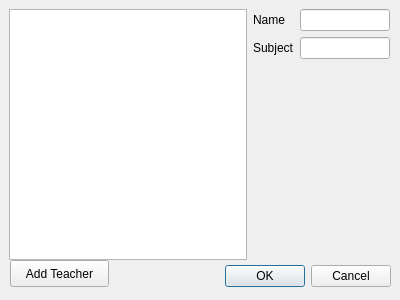
Old version of the form teacher_dialog.ui in the repository blumix/scheduler.
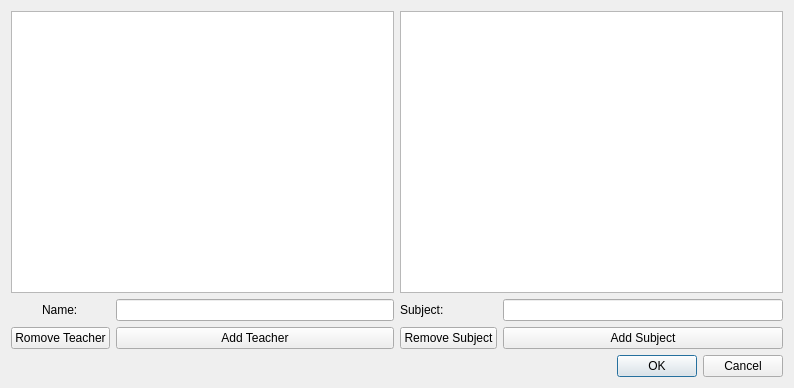
New version of the form.

Commit message: Added teachers dialog, refactored main window, addeed index table.

Patch:
```diff
--- a/teacher_dialog.ui
+++ b/teacher_dialog.ui
@@ -6,81 +6,105 @@
    <rect>
     <x>0</x>
     <y>0</y>
-    <width>400</width>
-    <height>300</height>
+    <width>794</width>
+    <height>388</height>
    </rect>
   </property>
   <property name="windowTitle">
    <string>Dialog</string>
   </property>
-  <widget class="QDialogButtonBox" name="buttonBox">
-   <property name="geometry">
-    <rect>
-     <x>50</x>
-     <y>260</y>
-     <width>341</width>
-     <height>32</height>
-    </rect>
-   </property>
-   <property name="orientation">
-    <enum>Qt::Horizontal</enum>
-   </property>
-   <property name="standardButtons">
-    <set>QDialogButtonBox::Cancel|QDialogButtonBox::Ok</set>
-   </property>
-  </widget>
-  <widget class="QWidget" name="horizontalLayoutWidget">
-   <property name="geometry">
-    <rect>
-     <x>9</x>
-     <y>9</y>
-     <width>381</width>
-     <height>251</height>
-    </rect>
-   </property>
-   <layout class="QHBoxLayout" name="horizontalLayout">
-    <item>
-     <widget class="QTreeView" name="treeView"/>
-    </item>
-    <item>
-     <layout class="QFormLayout" name="formLayout">
-      <item row="1" column="0">
-       <widget class="QLabel" name="label">
-        <property name="text">
-         <string>Name</string>
-        </property>
-       </widget>
-      </item>
-      <item row="1" column="1">
-       <widget class="QLineEdit" name="name_linedit"/>
-      </item>
-      <item row="2" column="1">
-       <widget class="QLineEdit" name="subject_linedit"/>
-      </item>
-      <item row="2" column="0">
-       <widget class="QLabel" name="label_4">
-        <property name="text">
-         <string>Subject</string>
-        </property>
-       </widget>
-      </item>
-     </layout>
-    </item>
-   </layout>
-  </widget>
-  <widget class="QPushButton" name="pushButton">
-   <property name="geometry">
-    <rect>
-     <x>10</x>
-     <y>260</y>
-     <width>99</width>
-     <height>27</height>
-    </rect>
-   </property>
-   <property name="text">
-    <string>Add Teacher</string>
-   </property>
-  </widget>
+  <layout class="QVBoxLayout" name="verticalLayout_2">
+   <item>
+    <layout class="QHBoxLayout" name="horizontalLayout">
+     <item>
+      <layout class="QVBoxLayout" name="verticalLayout">
+       <item>
+        <widget class="QListView" name="teachers_list"/>
+       </item>
+       <item>
+        <layout class="QFormLayout" name="formLayout">
+         <property name="labelAlignment">
+          <set>Qt::AlignCenter</set>
+         </property>
+         <property name="formAlignment">
+          <set>Qt::AlignHCenter|Qt::AlignTop</set>
+         </property>
+         <item row="0" column="1">
+          <widget class="QLineEdit" name="teachers_name"/>
+         </item>
+         <item row="0" column="0">
+          <widget class="QLabel" name="label">
+           <property name="text">
+            <string>Name:</string>
+           </property>
+          </widget>
+         </item>
+         <item row="1" column="1">
+          <widget class="QPushButton" name="add_t_button">
+           <property name="text">
+            <string>Add Teacher</string>
+           </property>
+          </widget>
+         </item>
+         <item row="1" column="0">
+          <widget class="QPushButton" name="remove_t_button">
+           <property name="text">
+            <string>Romove Teacher</string>
+           </property>
+          </widget>
+         </item>
+        </layout>
+       </item>
+      </layout>
+     </item>
+     <item>
+      <layout class="QVBoxLayout" name="verticalLayout_3">
+       <item>
+        <widget class="QListView" name="subjects_list"/>
+       </item>
+       <item>
+        <layout class="QFormLayout" name="formLayout_2">
+         <item row="0" column="1">
+          <widget class="QLineEdit" name="subject_name"/>
+         </item>
+         <item row="0" column="0">
+          <widget class="QLabel" name="label_3">
+           <property name="text">
+            <string>Subject:</string>
+           </property>
+          </widget>
+         </item>
+         <item row="1" column="1">
+          <widget class="QPushButton" name="add_s_button">
+           <property name="text">
+            <string>Add Subject</string>
+           </property>
+          </widget>
+         </item>
+         <item row="1" column="0">
+          <widget class="QPushButton" name="remove_s_button">
+           <property name="text">
+            <string>Remove Subject</string>
+           </property>
+          </widget>
+         </item>
+        </layout>
+       </item>
+      </layout>
+     </item>
+    </layout>
+   </item>
+   <item>
+    <widget class="QDialogButtonBox" name="buttonBox">
+     <property name="orientation">
+      <enum>Qt::Horizontal</enum>
+     </property>
+     <property name="standardButtons">
+      <set>QDialogButtonBox::Cancel|QDialogButtonBox::Ok</set>
+     </property>
+    </widget>
+   </item>
+  </layout>
  </widget>
  <resources/>
  <connections>
```
Left out of the diff: 32 changed lines with no effect on the pictures. The commit also changes 21 other files.
